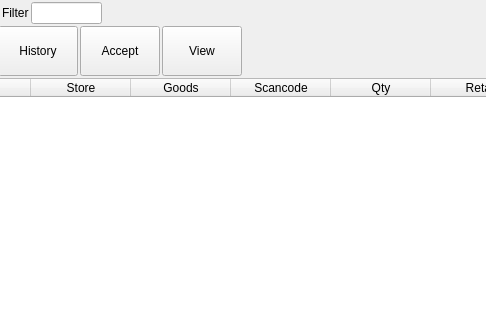
This is Shop/storeinput.ui in End1-1/Cafe5 as Qt 5 draws it before an edit; both pictures show x 272 to 758 and y 0 to 320 of the 868 by 539 pixel window. The edited form follows.
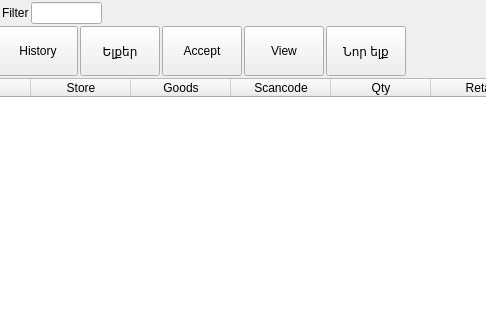
This is the edited form. Icons and pictures are not drawn. Custom widgets are drawn as their Qt base class.

```diff
--- a/Shop/storeinput.ui
+++ b/Shop/storeinput.ui
@@ -338,6 +338,35 @@
         </property>
        </widget>
       </item>
+      <item>
+       <widget class="QPushButton" name="btnDocs">
+        <property name="sizePolicy">
+         <sizepolicy hsizetype="Minimum" vsizetype="Minimum">
+          <horstretch>0</horstretch>
+          <verstretch>0</verstretch>
+         </sizepolicy>
+        </property>
+        <property name="styleSheet">
+         <string notr="true">                QPushButton:checked{
+                    background-color: rgb(0, 150, 0);
+					font-weight:bold;
+                }</string>
+        </property>
+        <property name="text">
+         <string>Ելքեր</string>
+        </property>
+        <property name="icon">
+         <iconset resource="../resources/res.qrc">
+          <normaloff>:/reports.png</normaloff>:/reports.png</iconset>
+        </property>
+        <property name="checkable">
+         <bool>true</bool>
+        </property>
+        <property name="checked">
+         <bool>false</bool>
+        </property>
+       </widget>
+      </item>
       <item>
        <widget class="QPushButton" name="btnAccept">
         <property name="sizePolicy">
@@ -372,6 +401,23 @@
         </property>
        </widget>
       </item>
+      <item>
+       <widget class="QPushButton" name="btnNewMovement">
+        <property name="sizePolicy">
+         <sizepolicy hsizetype="Minimum" vsizetype="Minimum">
+          <horstretch>0</horstretch>
+          <verstretch>0</verstretch>
+         </sizepolicy>
+        </property>
+        <property name="text">
+         <string>Նոր ելք</string>
+        </property>
+        <property name="icon">
+         <iconset resource="../resources/res.qrc">
+          <normaloff>:/package.png</normaloff>:/package.png</iconset>
+        </property>
+       </widget>
+      </item>
       <item>
        <spacer name="horizontalSpacer_3">
         <property name="orientation">
@@ -557,6 +603,11 @@
   </layout>
  </widget>
  <customwidgets>
+  <customwidget>
+   <class>C5ClearTableWidget</class>
+   <extends>QTableWidget</extends>
+   <header location="global">c5cleartablewidget.h</header>
+  </customwidget>
   <customwidget>
    <class>C5LineEdit</class>
    <extends>QLineEdit</extends>
@@ -567,11 +618,6 @@
    <extends>QLineEdit</extends>
    <header location="global">c5dateedit.h</header>
   </customwidget>
-  <customwidget>
-   <class>C5ClearTableWidget</class>
-   <extends>QTableWidget</extends>
-   <header location="global">c5cleartablewidget.h</header>
-  </customwidget>
  </customwidgets>
  <resources>
   <include location="../resources/res.qrc"/>
```
Left out of the diff: 1 changed line with no effect on the pictures.
